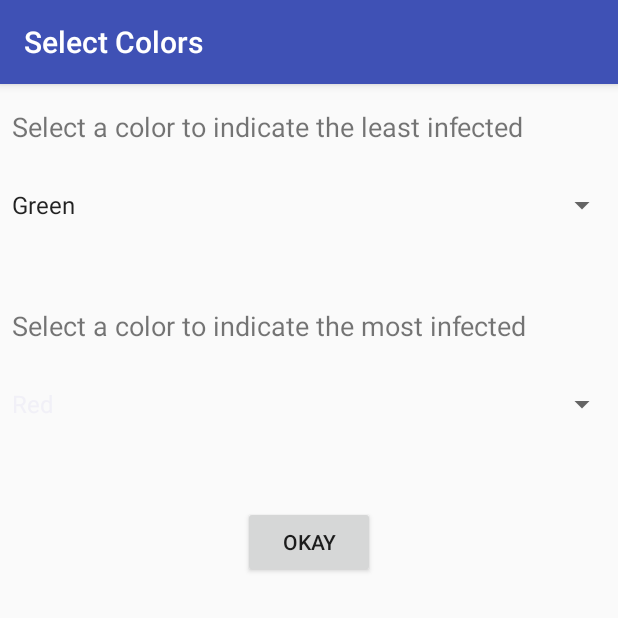
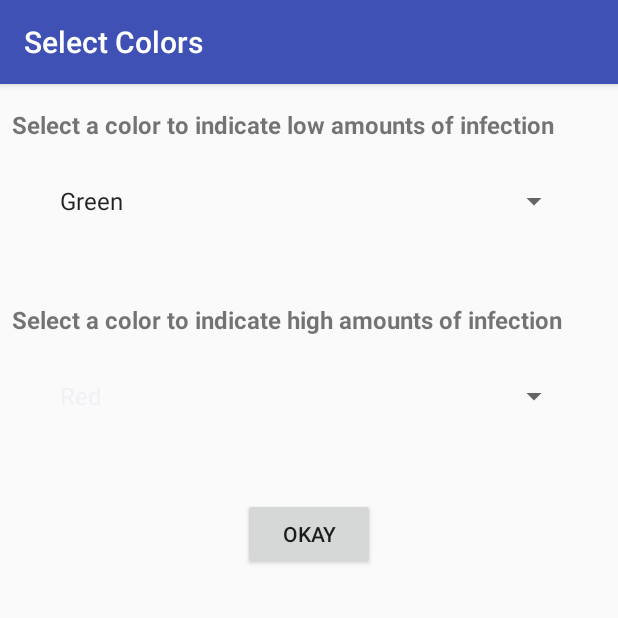
Before and after one commit to bridgette-campbell/DiseaseMap, an Android app: the ColorsActivity screen opened directly, with no data from a screen before it, on a phone screen of 412 x 824 dp, the top half of it. Run offline under Robolectric (Android 15) with nearby library versions, the light colour scheme and no system bars.

Commit message:
changed UI a bit for colors

```diff
--- a/app/src/main/java/edu/uw/tacoma/css/diseasemap/ColorsActivity.java
+++ b/app/src/main/java/edu/uw/tacoma/css/diseasemap/ColorsActivity.java
@@ -103,7 +103,16 @@ public class ColorsActivity extends AppCompatActivity {
 
             }
         });
-        coolSpinner.setSelection(coolAdapter.getPosition(coolList.get(0)));
+        int savedColor = getSharedPreferences("com.uw.diseasemaps", Context.MODE_PRIVATE)
+                .getInt(SELECTED_COOL_COLOR, 0x00cd00);
+        String selectedName = coolList.get(0);
+        for (String name : mCoolMap.keySet()) {
+            if (mCoolMap.get(name) == (savedColor)){
+                selectedName = name;
+            }
+        }
+        coolSpinner.setSelection(coolAdapter.getPosition(selectedName));
+
 
         // Warm Spinner
         final Spinner warmSpinner = findViewById(R.id.warm_spinner);
@@ -153,7 +162,15 @@ public class ColorsActivity extends AppCompatActivity {
 
             }
         });
-        warmSpinner.setSelection(warmAdapter.getPosition(warmList.get(0)));
+        savedColor = getSharedPreferences("com.uw.diseasemaps", Context.MODE_PRIVATE)
+                .getInt(SELECTED_WARM_COLOR, 0xff0000);
+        selectedName = warmList.get(0);
+        for (String name : mWarmMap.keySet()) {
+            if (mWarmMap.get(name) == (savedColor)){
+                selectedName = name;
+            }
+        }
+        warmSpinner.setSelection(warmAdapter.getPosition(selectedName));
 
         Button confirm = findViewById(R.id.btn_colors_selected);
         confirm.setOnClickListener(new View.OnClickListener() {
--- a/app/src/main/res/layout/activity_colors.xml
+++ b/app/src/main/res/layout/activity_colors.xml
@@ -8,20 +8,28 @@
 
     <TextView
         android:id="@+id/least_infected"
-        android:layout_width="wrap_content"
+        android:layout_width="0dp"
         android:layout_height="wrap_content"
+        android:layout_marginEnd="8dp"
         android:layout_marginLeft="8dp"
+        android:layout_marginRight="8dp"
         android:layout_marginStart="8dp"
         android:layout_marginTop="16dp"
         android:text="@string/txt_cool"
-        android:textSize="18sp"
+        android:textSize="16sp"
+        android:textStyle="bold"
+        app:layout_constraintEnd_toEndOf="parent"
         app:layout_constraintStart_toStartOf="parent"
-        app:layout_constraintTop_toTopOf="parent"/>
+        app:layout_constraintTop_toTopOf="parent" />
 
     <Spinner
         android:id="@+id/cool_spinner"
         android:layout_width="0dp"
         android:layout_height="wrap_content"
+        android:layout_marginEnd="32dp"
+        android:layout_marginLeft="32dp"
+        android:layout_marginRight="32dp"
+        android:layout_marginStart="32dp"
         android:layout_marginTop="8dp"
         android:entries="@array/cool_colors_array"
         app:layout_constraintEnd_toEndOf="parent"
@@ -30,20 +38,28 @@
 
     <TextView
         android:id="@+id/most_infected"
-        android:layout_width="wrap_content"
+        android:layout_width="0dp"
         android:layout_height="wrap_content"
+        android:layout_marginEnd="8dp"
         android:layout_marginLeft="8dp"
+        android:layout_marginRight="8dp"
         android:layout_marginStart="8dp"
         android:layout_marginTop="36dp"
         android:text="@string/txt_warm"
-        android:textSize="18sp"
+        android:textSize="16sp"
+        android:textStyle="bold"
+        app:layout_constraintEnd_toEndOf="parent"
         app:layout_constraintStart_toStartOf="parent"
-        app:layout_constraintTop_toBottomOf="@+id/cool_spinner"/>
+        app:layout_constraintTop_toBottomOf="@+id/cool_spinner" />
 
     <Spinner
         android:id="@+id/warm_spinner"
         android:layout_width="0dp"
         android:layout_height="wrap_content"
+        android:layout_marginEnd="32dp"
+        android:layout_marginLeft="32dp"
+        android:layout_marginRight="32dp"
+        android:layout_marginStart="32dp"
         android:layout_marginTop="8dp"
         android:entries="@array/warm_colors_array"
         app:layout_constraintEnd_toEndOf="parent"
--- a/app/src/main/res/values/strings.xml
+++ b/app/src/main/res/values/strings.xml
@@ -29,9 +29,18 @@
 
     <!-- ColorsActivity -->
     <string name="select_colors">Select Colors</string>
-    <string name="txt_cool">Select a color to indicate the least infected</string>
-    <string name="txt_warm">Select a color to indicate the most infected</string>
+    <string name="txt_cool">Select a color to indicate low amounts of infection</string>
+    <string name="txt_warm">Select a color to indicate high amounts of infection</string>
     <string name="colors_selected">Okay</string>
+
+    <string-array name="cool_colors_array">
+        <item>Green</item>
+        <item>Blue-Green</item>
+        <item>Blue</item>
+        <item>Blue-Violet</item>
+        <item>Violet</item>
+        <item>Violet-Red</item>
+    </string-array>
 
     <string-array name="warm_colors_array">
         <item>Red</item>
@@ -42,20 +51,11 @@
         <item>Yellow-Green</item>
     </string-array>
 
-    <string-array name="cool_colors_array">
-        <item>Green</item>
-        <item>Blue-Green</item>
-        <item>Blue</item>
-        <item>Blue-Violet</item>
-        <item>Violet</item>
-        <item>Violet-Red</item>
-    </string-array>
-
     <!-- AboutActivity -->
     <string name="about_authors">Bridgette Campbell, Daniel McBride, Matt Qunell</string>
     <string name="about_content">This application retrieves and displays as much information from
         the Centers for Disease Control as they have to offer. The CDC does not publish new data
         instantly, so when selecting a time period you may have fewer weeks to choose from than the
-        current number of weeks in the calendar year.</string>
+        current number of weeks in the current calendar year.</string>
 
 </resources>
```
